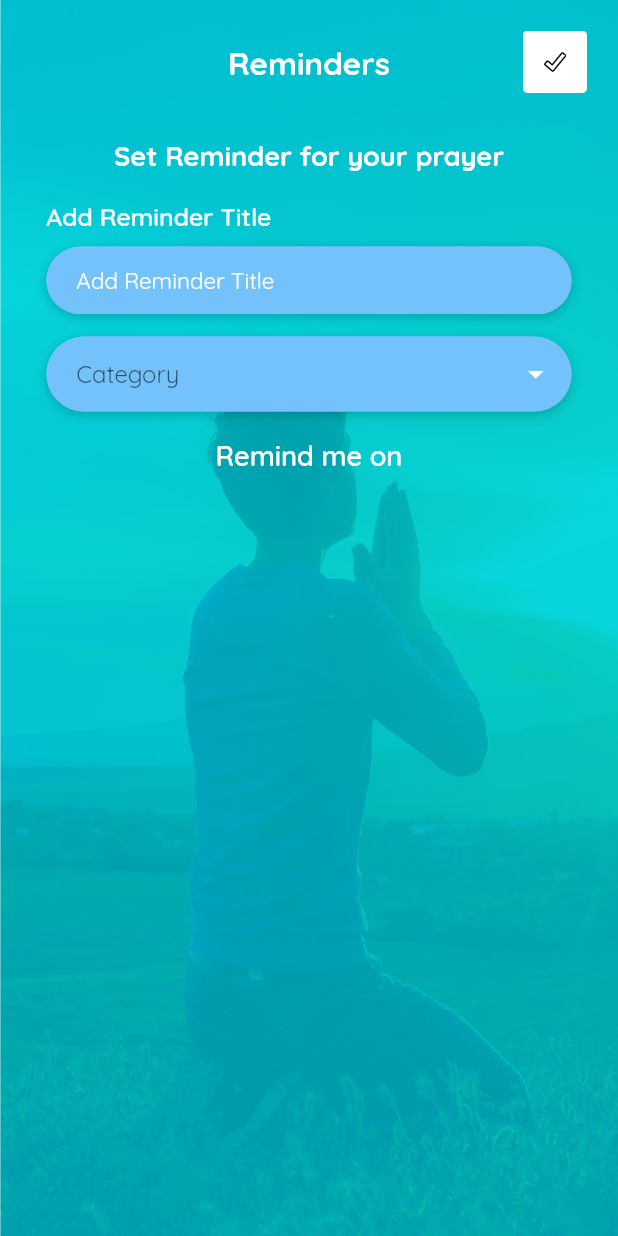
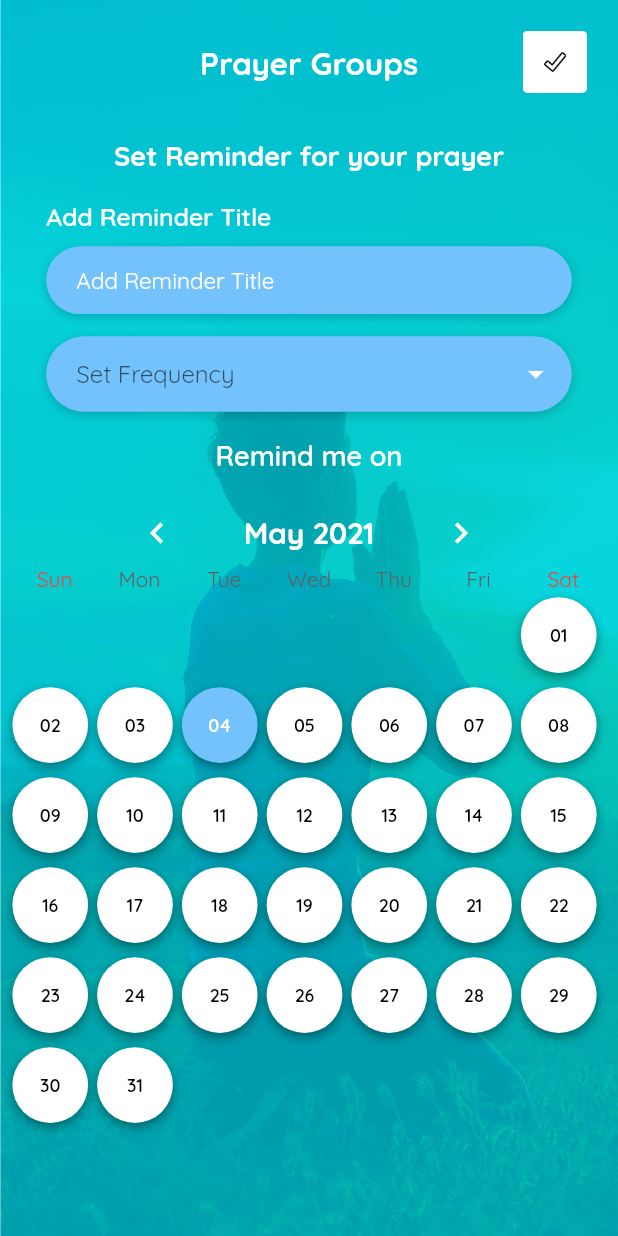
Before and after one commit to TorchPoint/PrayerApp, a Flutter app: the CalendarScreen screen opened directly, on a phone screen of 412 x 824 dp. Run offline on Flutter 3.47's test engine with Material 2 defaults, Android fonts, the phone set to English and light mode, and no system bars; drawn by our look-alikes of table_calendar; our stand-ins replace another_flushbar, bubble_tab_indicator, contacts_service, device_preview, flutter_signin_button, fluttertoast and 5 more; missing offline and left inert: flutter_cupertino_date_picker_fork, textfield_search.

Commit message:
calendar_screen_done_almost

```diff
--- a/lib/add_praise/screens/add_praise_screen.dart
+++ b/lib/add_praise/screens/add_praise_screen.dart
@@ -203,7 +203,7 @@ class _AddPraiseScreenState extends State<AddPraiseScreen> {
               selectedItemBuilder: (BuildContext context) {
                 return AppStrings.categories.map((value) {
                   return Container(
-                    width: MediaQuery.of(context).size.width*0.68,
+                    width: MediaQuery.of(context).size.width*0.65,
                     child: Text(
                       value.toString(),
                       overflow: TextOverflow.ellipsis,
--- a/lib/add_prayer/screens/add_prayer_screen.dart
+++ b/lib/add_prayer/screens/add_prayer_screen.dart
@@ -203,7 +203,7 @@ class _AddPrayerScreenState extends State<AddPrayerScreen> {
               selectedItemBuilder: (BuildContext context) {
                 return AppStrings.categories.map((value) {
                   return Container(
-                    width: MediaQuery.of(context).size.width*0.68,
+                    width: MediaQuery.of(context).size.width*0.65,
                     child: Text(
                       value.toString(),
                       overflow: TextOverflow.ellipsis,
--- a/lib/main.dart
+++ b/lib/main.dart
@@ -37,7 +37,7 @@ class MyApp extends StatelessWidget {
       theme: ThemeData(
         fontFamily: 'Quicksand',
       ),
-      home: CalendarScreen(),
+      home: ReminderScreen(),
     );
   }
 }
--- a/lib/reminder_calendar/screens/calendar_screen.dart
+++ b/lib/reminder_calendar/screens/calendar_screen.dart
@@ -1,4 +1,6 @@
+import 'package:flutter/cupertino.dart';
 import 'package:flutter/material.dart';
+import 'package:intl/intl.dart';
 import 'package:prayer_hybrid_app/widgets/custom_background_container.dart';
 import 'package:prayer_hybrid_app/utils/app_colors.dart';
 import 'package:prayer_hybrid_app/utils/app_strings.dart';
@@ -8,6 +10,7 @@ import 'package:prayer_hybrid_app/widgets/custom_app_bar.dart';
 import 'package:prayer_hybrid_app/widgets/custom_raised_button.dart';
 import 'package:prayer_hybrid_app/widgets/custom_text_form_field.dart';
 import 'package:prayer_hybrid_app/reminder_calendar/screens/time_alert_screen.dart';
+import 'package:table_calendar/table_calendar.dart';
 class CalendarScreen extends StatefulWidget {
   @override
   _CalendarScreenState createState() => _CalendarScreenState();
@@ -20,6 +23,7 @@ class _CalendarScreenState extends State<CalendarScreen> {
   String currentFrequencyValue;
   static List<String> frequencies = ["Once","Daily","Weekly","Monthly"];
   TimeAlertScreen timeAlertScreen =  TimeAlertScreen();
+  CalendarController _calendarController = CalendarController();
   @override
   Widget build(BuildContext context) {
     return CustomBackgroundContainer(
@@ -76,6 +80,12 @@ class _CalendarScreenState extends State<CalendarScreen> {
                       ),
                     ),
 
+                    SizedBox(height: 18.0,),
+
+                    Container(
+                      margin: EdgeInsets.only(left: MediaQuery.of(context).size.width*0.02,right: MediaQuery.of(context).size.width*0.02),
+                      child:_calendarWidget()
+                    ),
 
                   ],
                 ),
@@ -92,7 +102,7 @@ class _CalendarScreenState extends State<CalendarScreen> {
   Widget _customAppBar()
   {
     return CustomAppBar(
-      title: AppStrings.REMINDERS_TEXT,
+      title: AppStrings.PRAYER_GROUPS_TEXT,
       trailingIconPath: AssetPaths.TICK_ICON2,
       trailingTap: () {
         addReminderMethod();
@@ -173,16 +183,16 @@ class _CalendarScreenState extends State<CalendarScreen> {
 
                   enabledBorder: OutlineInputBorder(
                       borderRadius: BorderRadius.circular(30.0),
-                      borderSide: BorderSide(color: AppColors.TRANSPARENT_COLOR)
+                      borderSide: BorderSide(color: errorBoolFrequency == true ? AppColors.TRANSPARENT_COLOR : AppColors.ERROR_COLOR)
                   ),
 
                   focusedBorder: OutlineInputBorder(
                       borderRadius: BorderRadius.circular(30.0),
-                      borderSide: BorderSide(color: AppColors.TRANSPARENT_COLOR)
+                      borderSide: BorderSide(color: errorBoolFrequency == true ? AppColors.TRANSPARENT_COLOR : AppColors.ERROR_COLOR)
                   ),
 
                   border: InputBorder.none,
-                  hintText: AppStrings.CATEGORY_HINT_TEXT,
+                  hintText: AppStrings.SET_FREQUENCY_HINT_TEXT,
                   hintStyle: TextStyle(
                     fontSize: 17.0,
                     color: AppColors.WHITE_COLOR,
@@ -204,7 +214,7 @@ class _CalendarScreenState extends State<CalendarScreen> {
               selectedItemBuilder: (BuildContext context) {
                 return frequencies.map((value) {
                   return Container(
-                    width: MediaQuery.of(context).size.width*0.68,
+                    width: MediaQuery.of(context).size.width*0.62,
                     child: Text(
                       value.toString(),
                       overflow: TextOverflow.ellipsis,
@@ -240,6 +250,122 @@ class _CalendarScreenState extends State<CalendarScreen> {
     );
   }
 
+
+  //Calendar Widget
+  Widget _calendarWidget()
+  {
+    return TableCalendar(
+      calendarController:_calendarController ,
+      startDay: DateTime.now().subtract(Duration(days: 200)),
+      endDay: DateTime.now().add(Duration(days: 365)),
+      initialSelectedDay: DateTime.now(),
+      weekendDays: [],
+      initialCalendarFormat: CalendarFormat.month,
+      availableCalendarFormats: {CalendarFormat.month:''},
+      headerStyle: HeaderStyle(
+          centerHeaderTitle: true,formatButtonVisible: false,
+           titleTextStyle: TextStyle(color: AppColors.WHITE_COLOR,fontSize: 20.0,fontWeight: FontWeight.w700),
+           leftChevronIcon: Icon(Icons.chevron_left,color: AppColors.WHITE_COLOR,size: 28.0,),
+           leftChevronPadding: EdgeInsets.zero,
+           leftChevronMargin: EdgeInsets.only(left: MediaQuery.of(context).size.width*0.2),
+           rightChevronIcon: Icon(Icons.chevron_right,color: AppColors.WHITE_COLOR,size: 28.0,),
+           rightChevronPadding: EdgeInsets.zero,
+           rightChevronMargin: EdgeInsets.only(right: MediaQuery.of(context).size.width*0.2),
+
+      ),
+
+      calendarStyle: CalendarStyle(outsideDaysVisible: false),
+      formatAnimation: FormatAnimation.slide,
+     // simpleSwipeConfig: SimpleSwipeConfig(),
+      availableGestures:AvailableGestures.horizontalSwipe,
+      rowHeight: 60.0,
+      builders: CalendarBuilders(
+        dayBuilder: (context,dateTime,lists)
+        {
+          return Container(
+           margin: EdgeInsets.only(right: 6.0,top: 4.0,bottom: 4.0),
+            decoration: BoxDecoration(
+                color: Colors.white,
+                shape: BoxShape.circle,
+              boxShadow: [
+                BoxShadow(
+                  color: AppColors.LIGHT_BLACK_COLOR.withOpacity(0.4),
+                  blurRadius: 6,
+                  offset: Offset(0, 3), // Shadow position
+                ),
+              ],
+            ),
+            child: Center(
+              child: Text(
+                DateFormat('dd').format(dateTime),
+                style: TextStyle(color: AppColors.BLACK_COLOR,fontSize: 12.0,fontWeight: FontWeight.w600),
+              ),
+            ),
+          );
+
+        },
+        selectedDayBuilder: (context,dateTime,lists)
+        {
+          return Container(
+            margin: EdgeInsets.only(right: 6.0,top: 4.0,bottom: 4.0),
+            decoration: BoxDecoration(
+                color: AppColors.BUTTON_COLOR,
+                shape: BoxShape.circle,
+              boxShadow: [
+                BoxShadow(
+                  color: AppColors.LIGHT_BLACK_COLOR.withOpacity(0.4),
+                  blurRadius: 6,
+                  offset: Offset(0, 3), // Shadow position
+                ),
+              ],
+
+            ),
+            child: Center(
+              child: Text(
+                DateFormat('dd').format(dateTime),
+                style: TextStyle(color: AppColors.WHITE_COLOR,fontSize: 12.0,fontWeight: FontWeight.w600),
+              ),
+            ),
+          );
+        },
+
+        dowWeekdayBuilder:(context,day)
+        {
+          return Container(
+            //margin: EdgeInsets.only(top: 10.0,bottom: 10.0,left: 1.0,right: 1.0),
+            height: 60.0,
+            padding: EdgeInsets.only(left:2.0,right:2.0,top: 0.0,bottom: 0.0),
+            decoration: BoxDecoration(
+                color: AppColors.TRANSPARENT_COLOR,
+                shape: BoxShape.circle,
+                border: Border.all(color: AppColors.WHITE_COLOR)
+            ),
+            child: Container(
+              decoration: BoxDecoration(
+                  color: AppColors.WHITE_COLOR,
+                  shape: BoxShape.circle
+              ),
+              child: Center(
+                child: Text(
+                  day.substring(0,2),
+                  style: TextStyle(color: AppColors.BLACK_COLOR,fontSize: 12.0,fontWeight: FontWeight.w600),
+                ),
+              ),
+            ),
+          );
+        },
+
+
+      ),
+
+    );
+  }
+
+
+
+
+
+
 void addReminderMethod()
     {
       if(_addReminderController.text.trim().isEmpty)
@@ -264,10 +390,18 @@ void addReminderMethod()
         errorMessageFrequency = "";
       }
 
+      setState(() {
+
+      });
+
+
       if(errorBoolReminder && errorBoolFrequency)
         {
-          print("ok ha");
+          AppNavigation.navigatorPop(context);
         }
 
+
     }
+
+
 }
--- a/lib/reminder_calendar/screens/reminder_screen.dart
+++ b/lib/reminder_calendar/screens/reminder_screen.dart
@@ -1,4 +1,5 @@
 import 'package:flutter/material.dart';
+import 'package:prayer_hybrid_app/reminder_calendar/screens/calendar_screen.dart';
 import 'package:prayer_hybrid_app/utils/app_colors.dart';
 import 'package:prayer_hybrid_app/utils/app_strings.dart';
 import 'package:prayer_hybrid_app/utils/asset_paths.dart';
@@ -49,7 +50,7 @@ class _ReminderScreenState extends State<ReminderScreen> {
       },
       trailingIconPath: AssetPaths.ADD_ICON,
       trailingTap: (){
-        print("Add Icon");
+        AppNavigation.navigateTo(context, CalendarScreen());
       },
     );
   }
--- a/lib/utils/app_strings.dart
+++ b/lib/utils/app_strings.dart
@@ -115,6 +115,7 @@ class AppStrings
   static const String CARD_CVV_HINT_TEXT = "CVV";
   static const String SEARCH_MEMBERS_HINT_TEXT = "Search Members";
   static const String ADD_REMINDER_TITLE_HINT_TEXT = "Add Reminder Title";
+  static const String SET_FREQUENCY_HINT_TEXT = "Set Frequency";
 
 
 
--- a/pubspec.yaml
+++ b/pubspec.yaml
@@ -44,6 +44,7 @@ dependencies:
   change_app_package_name: ^0.1.3
   textfield_search: ^0.8.0
   fluttertoast: ^7.1.8
+  table_calendar: ^2.3.3
 
 dev_dependencies:
   flutter_test:
```
Also changed, not shown: pubspec.lock.
